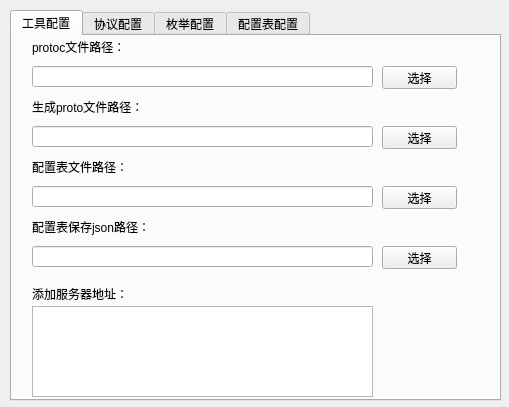
Old version of the form designer/ui/setting.ui in the repository aywfelix/ProtoExcelTool.
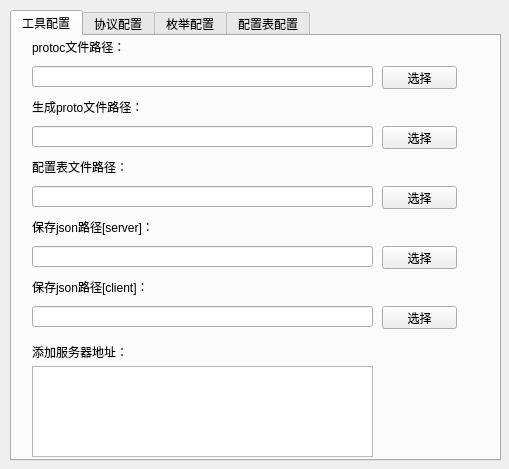
New version of the form.

Commit message: 配置表导出优化，区分导出服务器客户端json文件

```diff
--- a/designer/ui/setting.ui
+++ b/designer/ui/setting.ui
@@ -7,7 +7,7 @@
     <x>0</x>
     <y>0</y>
     <width>509</width>
-    <height>407</height>
+    <height>469</height>
    </rect>
   </property>
   <property name="windowTitle">
@@ -19,7 +19,7 @@
      <x>10</x>
      <y>10</y>
      <width>491</width>
-     <height>391</height>
+     <height>451</height>
     </rect>
    </property>
    <property name="currentIndex">
@@ -165,9 +165,9 @@
      <property name="geometry">
       <rect>
        <x>20</x>
-       <y>250</y>
+       <y>305</y>
        <width>101</width>
-       <height>16</height>
+       <height>21</height>
       </rect>
      </property>
      <property name="text">
@@ -178,7 +178,7 @@
      <property name="geometry">
       <rect>
        <x>20</x>
-       <y>270</y>
+       <y>330</y>
        <width>341</width>
        <height>91</height>
       </rect>
@@ -199,7 +199,7 @@
       </rect>
      </property>
      <property name="text">
-      <string>配置表保存json路径：</string>
+      <string>保存json路径[server]：</string>
      </property>
     </widget>
     <widget class="QPushButton" name="bTnTbJson">
@@ -233,6 +233,50 @@
       <bool>false</bool>
      </property>
     </widget>
+    <widget class="QLineEdit" name="letClientJsonPath">
+     <property name="geometry">
+      <rect>
+       <x>20</x>
+       <y>270</y>
+       <width>341</width>
+       <height>21</height>
+      </rect>
+     </property>
+     <property name="font">
+      <font>
+       <pointsize>10</pointsize>
+      </font>
+     </property>
+     <property name="readOnly">
+      <bool>false</bool>
+     </property>
+    </widget>
+    <widget class="QPushButton" name="btnClientJson">
+     <property name="geometry">
+      <rect>
+       <x>370</x>
+       <y>270</y>
+       <width>75</width>
+       <height>23</height>
+      </rect>
+     </property>
+     <property name="text">
+      <string>选择</string>
+     </property>
+    </widget>
+    <widget class="QLabel" name="label_6">
+     <property name="geometry">
+      <rect>
+       <x>20</x>
+       <y>240</y>
+       <width>191</width>
+       <height>21</height>
+      </rect>
+     </property>
+     <property name="text">
+      <string>保存json路径[client]：</string>
+     </property>
+    </widget>
    </widget>
    <widget class="QWidget" name="tab">
     <attribute name="title">
```
Left out of the diff: 12 changed lines with no effect on the pictures. The commit also changes 20 other files.
